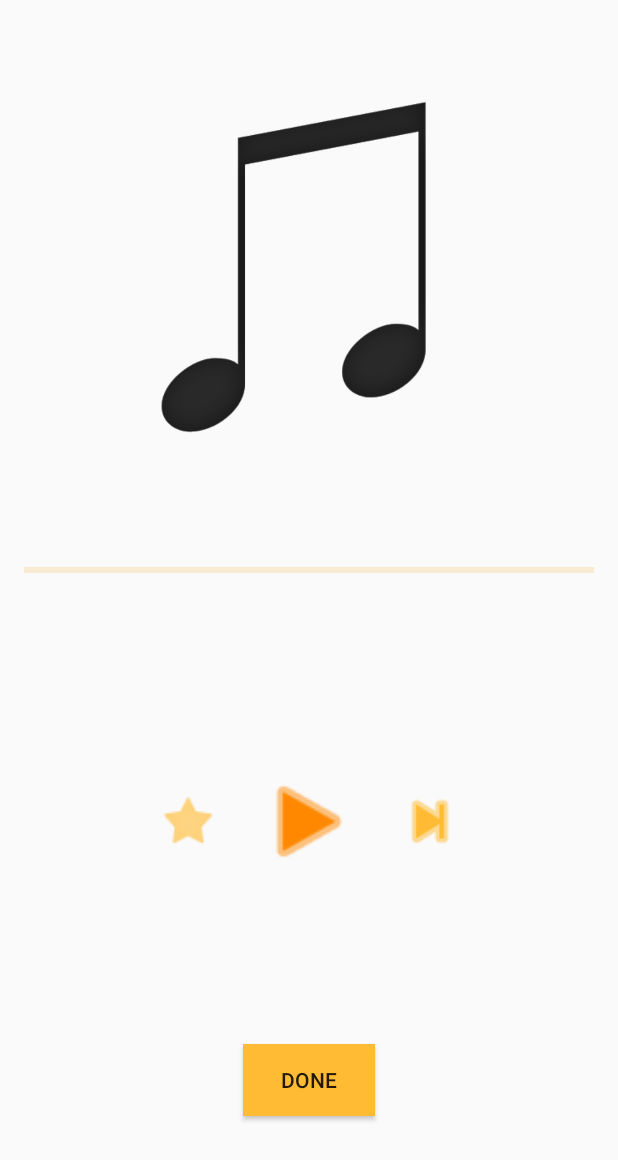
After one commit to roudyirany/RNNR, an Android app: the MusicTester screen opened directly, with no data from a screen before it, on a phone screen of 412 x 824 dp. The commit adds this screen. Shown: the top 1160 px of the screen. Run offline under Robolectric (Android 15) with nearby library versions, the phone set to English and light mode, and no system bars; our stand-ins replace Firebase (no records; nobody signed in at launch, a user with empty details on screens opened directly).

Commit message:
Designed MusicTester Activity

```diff
--- a/app/src/main/AndroidManifest.xml
+++ b/app/src/main/AndroidManifest.xml
@@ -20,7 +20,8 @@
             </intent-filter>
         </activity>
         <activity android:name=".Sign_In" />
-        <activity android:name=".MainMenu"></activity>
+        <activity android:name=".MainMenu" />
+        <activity android:name=".MusicTester"></activity>
     </application>
 
 </manifest>
--- a/app/src/main/java/com/mr2/rnnr/MainMenu.java
+++ b/app/src/main/java/com/mr2/rnnr/MainMenu.java
@@ -50,7 +50,7 @@ public class MainMenu extends AppCompatActivity {
         listDataHeader.add("Walk-Jog");
         listDataHeader.add("Sprints");
         listDataHeader.add("Pyramid Intervals");
-        listDataHeader.add("Quickie");
+        listDataHeader.add("Quick Workout");
         listDataHeader.add("Fat Burner");
         listDataHeader.add("Custom");
 
--- /dev/null
+++ b/app/src/main/java/com/mr2/rnnr/MusicTester.java
@@ -0,0 +1,13 @@
+package com.mr2.rnnr;
+
+import android.support.v7.app.AppCompatActivity;
+import android.os.Bundle;
+
+public class MusicTester extends AppCompatActivity {
+
+    @Override
+    protected void onCreate(Bundle savedInstanceState) {
+        super.onCreate(savedInstanceState);
+        setContentView(R.layout.activity_music_tester);
+    }
+}
--- a/app/src/main/res/layout/activity_initialization.xml
+++ b/app/src/main/res/layout/activity_initialization.xml
@@ -13,7 +13,7 @@
         android:layout_width="wrap_content"
         android:layout_height="wrap_content"
         android:textAppearance="?android:attr/textAppearanceSmall"
-        android:text="This process might take a few minutes."
+        android:text="Loading..."
         android:id="@+id/textView3"
         android:layout_gravity="center_horizontal|bottom"
         android:layout_marginBottom="20dp"
--- /dev/null
+++ b/app/src/main/res/layout/activity_music_tester.xml
@@ -0,0 +1,76 @@
+<?xml version="1.0" encoding="utf-8"?>
+<LinearLayout xmlns:android="http://schemas.android.com/apk/res/android"
+    xmlns:app="http://schemas.android.com/apk/res-auto"
+    xmlns:tools="http://schemas.android.com/tools"
+    android:id="@+id/activity_music_tester"
+    android:layout_width="match_parent"
+    android:layout_height="match_parent"
+    android:paddingBottom="@dimen/activity_vertical_margin"
+    android:paddingLeft="@dimen/activity_horizontal_margin"
+    android:paddingRight="@dimen/activity_horizontal_margin"
+    android:paddingTop="@dimen/activity_vertical_margin"
+    tools:context="com.mr2.rnnr.MusicTester"
+    android:weightSum="1"
+    android:orientation="vertical">
+
+    <ImageView
+        android:layout_width="match_parent"
+        android:layout_height="324dp"
+        android:src="@drawable/unknown_track"
+        android:id="@+id/imageView" />
+
+    <ProgressBar
+        style="?android:attr/progressBarStyleHorizontal"
+        android:layout_width="match_parent"
+        android:layout_height="wrap_content"
+        android:id="@+id/progressBar"
+        android:layout_weight="0.08"
+        android:paddingTop="20dp"
+        android:progressTint="@color/orange"
+        android:progressBackgroundTint="@color/orange"/>
+
+    <LinearLayout
+        android:orientation="horizontal"
+        android:layout_width="match_parent"
+        android:layout_height="82dp"
+        android:weightSum="1"
+        android:gravity="center"
+        android:layout_weight="0.71">
+
+        <ImageView
+            android:layout_width="50dp"
+            android:layout_height="50dp"
+            app:srcCompat="@android:drawable/star_off"
+            android:id="@+id/imageView1"
+            android:gravity="center"
+            android:layout_weight="0.10"
+            android:tint="@android:color/holo_orange_light"/>
+
+        <ImageView
+            android:layout_width="70dp"
+            android:layout_height="70dp"
+            app:srcCompat="@android:drawable/ic_media_play"
+            android:id="@+id/imageView2"
+            android:gravity="center"
+            android:layout_weight="0.10"
+            android:tint="@android:color/holo_orange_dark" />
+
+        <ImageView
+            android:layout_width="50dp"
+            android:layout_height="50dp"
+            app:srcCompat="@android:drawable/ic_media_next"
+            android:id="@+id/imageView3"
+            android:gravity="center"
+            android:layout_weight="0.10"
+            android:tint="@android:color/holo_orange_light"/>
+
+    </LinearLayout>
+
+    <Button
+        android:layout_width="wrap_content"
+        android:layout_height="wrap_content"
+        android:text="Done"
+        android:layout_gravity="center"
+        android:background="@android:color/holo_orange_light"/>
+
+</LinearLayout>
--- a/app/src/main/res/layout/main_menu.xml
+++ b/app/src/main/res/layout/main_menu.xml
@@ -10,7 +10,8 @@
     android:paddingTop="@dimen/activity_vertical_margin"
     tools:context="com.mr2.rnnr.MainMenu"
     android:weightSum="1"
-    android:orientation="vertical">
+    android:orientation="vertical"
+    android:background="@android:color/white">
 
     <TextView
         android:layout_width="match_parent"
@@ -28,9 +29,9 @@
         android:layout_width="match_parent"
         android:layout_height="match_parent"
         android:id="@+id/expandableList"
+        android:paddingTop="30dp"
         android:divider="@android:color/holo_green_light"
         android:dividerHeight="5dp"
-        android:indicatorLeft="?android:attr/expandableListPreferredChildIndicatorLeft"
         >
     </ExpandableListView>
 
--- a/app/src/main/res/layout/parent_layout.xml
+++ b/app/src/main/res/layout/parent_layout.xml
@@ -9,7 +9,8 @@
         android:id="@+id/parentTextView"
         android:paddingBottom="10dp"
         android:paddingTop="10dp"
-        android:textSize="26sp"
+        android:textSize="20sp"
+        android:textAlignment="center"
         android:textColor="@android:color/black"
         android:fontFamily="sans-serif-thin"
         />
```
Also changed, not shown: app/src/main/res/drawable/unknown_track.png (added).
